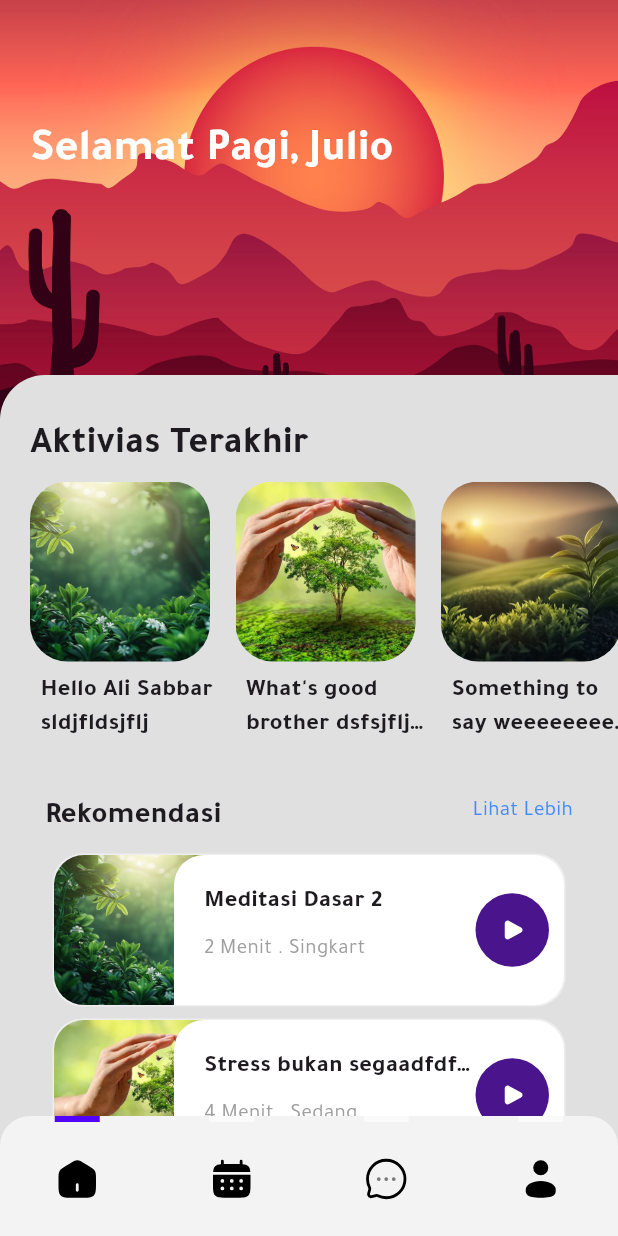
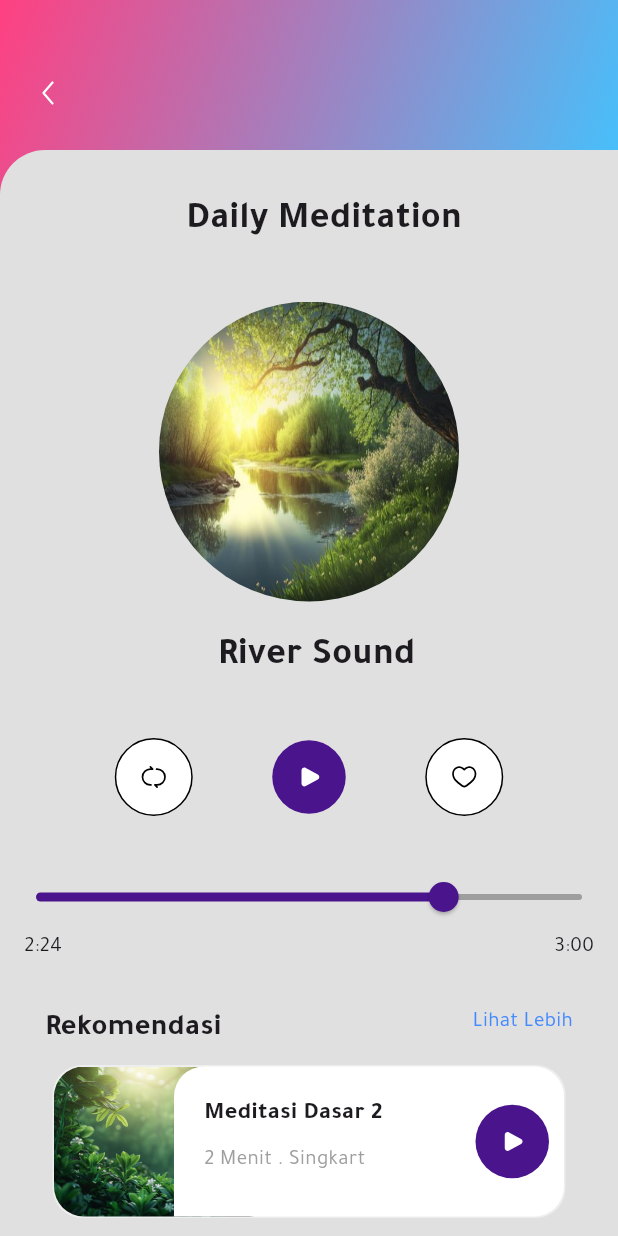
Before and after one commit to sajjadleith/dummy-project, a Flutter app: the screen it shows after launch, after a tap on an icon or button, on a phone screen of 412 x 824 dp. Run offline on Flutter 3.47's test engine with Material 3 defaults, Android fonts, the light colour scheme and no system bars; our stand-ins replace flutter_svg.

Commit message:
making the music page

```diff
--- a/lib/core/app-constain.dart
+++ b/lib/core/app-constain.dart
@@ -12,4 +12,7 @@ class AppConstain {
   static String cal = "assests/images/calender.svg";
   static String chat = "assests/images/chat.svg";
   static String profile = "assests/images/profile.svg";
+  static String backArrow = "assests/images/back_arrow.svg";
+  static String replay = "assests/images/replay.svg";
+  static String love = "assests/images/love.svg";
 }
--- a/lib/core/widgets/custom-card.dart
+++ b/lib/core/widgets/custom-card.dart
@@ -4,16 +4,16 @@ import 'package:flutter_svg/svg.dart';
 import '../app-constain.dart';
 
 class CustomCart extends StatelessWidget {
-  const CustomCart({super.key, required this.title, required this.desc, required this.img});
+  const CustomCart({super.key, required this.title, required this.desc, required this.img, required this.onTap});
 
   final String title;
   final String desc;
   final String img;
+  final Function onTap;
 
   @override
   Widget build(BuildContext context) {
-    return SliverToBoxAdapter(
-      child: Padding(
+    return Padding(
       padding: const EdgeInsets.only(top: 10),
       child: Row(
         mainAxisAlignment: MainAxisAlignment.center,
@@ -114,7 +114,7 @@ class CustomCart extends StatelessWidget {
                         shape: CircleBorder(),
                         color: Colors.purple[900],
                         child: InkWell(
-                            onTap: () {},
+                          onTap: onTap(),
                           customBorder: CircleBorder(),
                           child: Padding(
                             padding: EdgeInsets.all(17),
@@ -138,7 +138,6 @@ class CustomCart extends StatelessWidget {
           ),
         ],
       ),
-      ),
     );
   }
 }
--- a/lib/core/widgets/navbar_icon_widget.dart
+++ b/lib/core/widgets/navbar_icon_widget.dart
@@ -12,7 +12,6 @@ class NavbarIconWidget extends StatelessWidget {
       width: 30,
       height: MediaQuery.sizeOf(context).height,
       decoration: BoxDecoration(
-        // color: Colors.red, Color(0xff5203fc)
         border: Border(
           top: BorderSide(color: color, width: 4),
         ),
--- a/lib/main.dart
+++ b/lib/main.dart
@@ -28,6 +28,7 @@ class _MyAppState extends State<MyApp> {
   @override
   Widget build(BuildContext context) {
     return MaterialApp(
+      debugShowCheckedModeBanner: false,
       title: 'Music App',
       theme: ThemeData(
         fontFamily: "Tajawal",
--- a/lib/screens/home_screen.dart
+++ b/lib/screens/home_screen.dart
@@ -1,5 +1,6 @@
 import 'package:flutter/material.dart';
 import 'package:music_app/core/widgets/sperated-list.dart';
+import 'package:music_app/screens/music_screen.dart';
 import '../core/app-constain.dart';
 import '../core/widgets/custom-card.dart';
 
@@ -11,6 +12,9 @@ class HomeScreen extends StatefulWidget {
 }
 
 class _HomeScreenState extends State<HomeScreen> {
+  onTap() {
+    Navigator.of(context).push(MaterialPageRoute(builder: (context) => MusicScreen()));
+  }
   @override
   Widget build(BuildContext context) {
     return SizedBox(
@@ -88,8 +92,8 @@ class _HomeScreenState extends State<HomeScreen> {
                         ),
                       ),
                     ),
-                    CustomCart(title: 'Meditasi Dasar 2', desc: '2 Menit . Singkart', img: '${AppConstain.imgs[0]}',),
-                    CustomCart(title: 'Stress bukan segaadfdfdf', desc: '4 Menit . Sedang', img: '${AppConstain.imgs[1]}',),
+                    SliverToBoxAdapter(child: CustomCart(title: 'Meditasi Dasar 2', desc: '2 Menit . Singkart', img: '${AppConstain.imgs[0]}', onTap: () => onTap,)),
+                    SliverToBoxAdapter(child: CustomCart(title: 'Stress bukan segaadfdfdf', desc: '4 Menit . Sedang', img: '${AppConstain.imgs[1]}', onTap: () {},)),
                   ],
                 ),
               ),
--- /dev/null
+++ b/lib/screens/music_screen.dart
@@ -0,0 +1,235 @@
+import 'package:flutter/material.dart';
+import '../core/app-constain.dart';
+import '../core/widgets/custom-card.dart';
+import 'package:flutter_svg/svg.dart';
+
+class MusicScreen extends StatefulWidget {
+  const MusicScreen({super.key});
+
+  @override
+  State<MusicScreen> createState() => _MusicScreenState();
+}
+
+class _MusicScreenState extends State<MusicScreen> {
+  @override
+  Widget build(BuildContext context) {
+    return Scaffold(
+      body: SizedBox(
+        height: MediaQuery.of(context).size.height,
+        child: Stack(
+          textDirection: TextDirection.ltr,
+          children: [
+            // Image
+            Container(
+              width: MediaQuery.of(context).size.width,
+              height: 150,
+              decoration: BoxDecoration(
+                gradient: LinearGradient(
+                  begin: Alignment.topLeft,
+                  end: Alignment.bottomRight,
+                  colors: [Colors.pinkAccent, Colors.lightBlueAccent],
+                ),
+              ),
+            ),
+            // Text on the image
+            InkWell(
+              onTap: () {
+                Navigator.pop(context);
+              },
+              child: Container(
+                padding: EdgeInsets.only(top: 50, left: 20),
+                child: SvgPicture.asset(
+                  AppConstain.backArrow,
+                  colorFilter: ColorFilter.mode(Colors.white, BlendMode.srcIn),
+                ),
+              ),
+            ),
+            Positioned(
+              top: 100,
+              child: SizedBox(
+                height: MediaQuery.of(context).size.height,
+                width: MediaQuery.of(context).size.width,
+                child: Container(
+                  width: MediaQuery.of(context).size.width,
+                  decoration: BoxDecoration(
+                    color: Colors.grey[300],
+                    borderRadius: BorderRadius.only(
+                      topLeft: Radius.circular(30),
+                    ),
+                  ),
+                  child: Column(
+                    children: [
+                      Container(
+                        padding: EdgeInsets.only(left: 20, top: 30, bottom: 5),
+                        child: Text(
+                          "Daily Meditation",
+                          style: TextStyle(
+                            fontWeight: FontWeight.bold,
+                            fontSize: 25,
+                          ),
+                        ),
+                      ),
+                      SizedBox(height: 30),
+
+                      Container(
+                        width: 200,
+                        height: 200,
+                        decoration: BoxDecoration(
+                          shape: BoxShape.circle,
+                          image: DecorationImage(
+                            image: AssetImage(AppConstain.env4),
+                            fit: BoxFit.fill,
+                          ),
+                        ),
+                      ),
+
+                      Container(
+                        padding: EdgeInsets.only(left: 10, top: 20, bottom: 5),
+                        child: Text(
+                          "River Sound",
+                          style: TextStyle(
+                            fontWeight: FontWeight.bold,
+                            fontSize: 25,
+                          ),
+                        ),
+                      ),
+
+                      SizedBox(height: 30),
+                      Row(
+                        mainAxisAlignment: MainAxisAlignment.spaceAround,
+                        children: [
+                          Container(
+                            padding: EdgeInsets.only(left: 50),
+                            child: Material(
+                              shape: CircleBorder(
+                                side: BorderSide(color: Colors.black),
+                              ),
+                              color: Colors.white,
+                              child: InkWell(
+                                onTap: () {},
+                                customBorder: CircleBorder(),
+                                child: Padding(
+                                  padding: EdgeInsets.all(17),
+                                  child: SvgPicture.asset(
+                                    AppConstain.replay,
+                                    height: 18,
+                                    colorFilter: const ColorFilter.mode(
+                                      Colors.black,
+                                      BlendMode.srcIn,
+                                    ),
+                                  ),
+                                ),
+                              ),
+                            ),
+                          ),
+                          Material(
+                            shape: CircleBorder(),
+                            color: Colors.purple[900],
+                            child: InkWell(
+                              onTap: () {},
+                              customBorder: CircleBorder(),
+                              child: Padding(
+                                padding: EdgeInsets.all(17),
+                                child: SvgPicture.asset(
+                                  AppConstain.play,
+                                  height: 15,
+                                  colorFilter: const ColorFilter.mode(
+                                    Colors.white,
+                                    BlendMode.srcIn,
+                                  ),
+                                ),
+                              ),
+                            ),
+                          ),
+                          Container(
+                            padding: EdgeInsets.only(right: 50),
+                            child: Material(
+                              shape: CircleBorder(
+                                side: BorderSide(color: Colors.black),
+                              ),
+                              color: Colors.white,
+                              child: InkWell(
+                                onTap: () {},
+                                customBorder: CircleBorder(),
+                                child: Padding(
+                                  padding: EdgeInsets.all(17),
+                                  child: SvgPicture.asset(
+                                    AppConstain.love,
+                                    height: 18,
+                                    colorFilter: const ColorFilter.mode(
+                                      Colors.black,
+                                      BlendMode.srcIn,
+                                    ),
+                                  ),
+                                ),
+                              ),
+                            ),
+                          ),
+                        ],
+                      ),
+                      SizedBox(height: 30),
+                      Column(
+                        children: [
+                          Slider(
+                            value: 2.24,
+                            min: 0,
+                            max: 3.00,
+                            activeColor: Colors.purple[900],
+                            inactiveColor: Colors.grey,
+                            onChanged: (value) {},
+                          ),
+                          Padding(
+                            padding: const EdgeInsets.symmetric(horizontal: 16.0),
+                            child: Row(
+                              mainAxisAlignment: MainAxisAlignment.spaceBetween,
+                              children: const [
+                                Text("2:24"),
+                                Text("3:00"),
+                              ],
+                            ),
+                          ),
+                        ],
+                      ),
+
+                      Padding(
+                        padding: const EdgeInsets.only(
+                          left: 30,
+                          right: 30,
+                          top: 30,
+                        ),
+                        child: Row(
+                          mainAxisAlignment: MainAxisAlignment.spaceBetween,
+                          crossAxisAlignment: CrossAxisAlignment.start,
+                          children: [
+                            Text(
+                              "Rekomendasi",
+                              style: TextStyle(
+                                fontWeight: FontWeight.bold,
+                                fontSize: 20,
+                              ),
+                            ),
+                            Text(
+                              "Lihat Lebih",
+                              style: TextStyle(color: Colors.blueAccent),
+                            ),
+                          ],
+                        ),
+                      ),
+
+                      CustomCart(
+                        title: 'Meditasi Dasar 2',
+                        desc: '2 Menit . Singkart',
+                        img: '${AppConstain.imgs[0]}',
+                        onTap: () {},
+                      ),
+                    ],
+                  ),
+                ),
+              ),
+            ),
+          ],
+        ),
+      ),
+    );
+  }
+}
```
Also changed, not shown: assests/images/back_arrow.svg (added), assests/images/love.svg (added), assests/images/replay.svg (added). Lines whose indentation alone changed are shown as unchanged.
